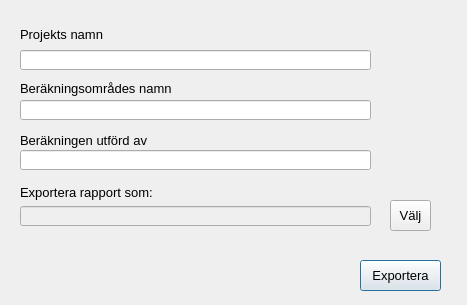
co-city/QGYF, file ui/export.ui: the form before one commit.
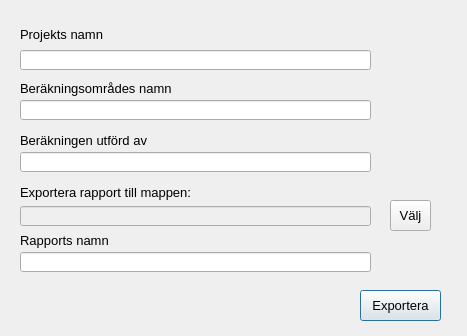
The form after the commit. Icons and pictures are not drawn.

Commit message: Export - almost done

```diff
--- a/ui/export.ui
+++ b/ui/export.ui
@@ -7,7 +7,7 @@
     <x>0</x>
     <y>0</y>
     <width>467</width>
-    <height>305</height>
+    <height>336</height>
    </rect>
   </property>
   <property name="font">
@@ -27,7 +27,7 @@
    <property name="geometry">
     <rect>
      <x>360</x>
-     <y>260</y>
+     <y>290</y>
      <width>81</width>
      <height>31</height>
     </rect>
@@ -41,12 +41,12 @@
     <rect>
      <x>20</x>
      <y>182</y>
-     <width>151</width>
+     <width>181</width>
      <height>20</height>
     </rect>
    </property>
    <property name="text">
-    <string>Exportera rapport som:</string>
+    <string>Exportera rapport till mappen:</string>
    </property>
   </widget>
   <widget class="QLabel" name="label_2">
@@ -150,7 +150,7 @@
    <property name="geometry">
     <rect>
      <x>20</x>
-     <y>150</y>
+     <y>152</y>
      <width>351</width>
      <height>20</height>
     </rect>
@@ -159,6 +159,32 @@
     <string/>
    </property>
   </widget>
+  <widget class="QLineEdit" name="pdfName">
+   <property name="geometry">
+    <rect>
+     <x>20</x>
+     <y>252</y>
+     <width>351</width>
+     <height>20</height>
+    </rect>
+   </property>
+   <property name="text">
+    <string/>
+   </property>
+  </widget>
+  <widget class="QLabel" name="label_5">
+   <property name="geometry">
+    <rect>
+     <x>20</x>
+     <y>230</y>
+     <width>141</width>
+     <height>21</height>
+    </rect>
+   </property>
+   <property name="text">
+    <string>Rapports namn</string>
+   </property>
+  </widget>
  </widget>
  <resources>
   <include location="../resources.py"/>
```
The commit also changes 9 other files.
